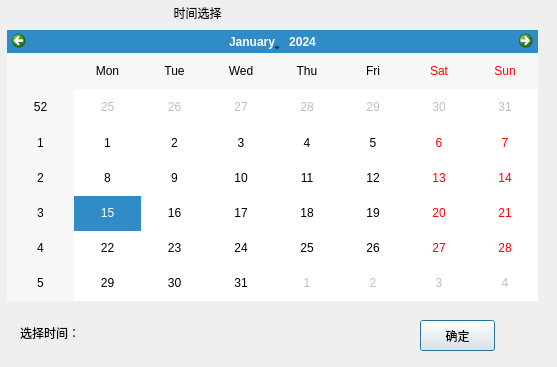
This is BusBar-Qt/logs/logcom/logcalendardlg.ui in luozhiyong131/BusBar as Qt 5 draws it before an edit. The edited form follows.
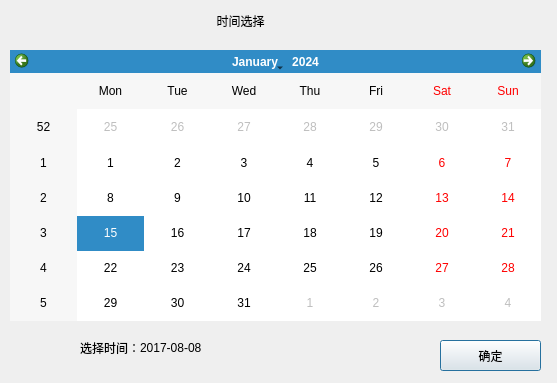
This is the edited form.

```diff
--- a/BusBar-Qt/logs/logcom/logcalendardlg.ui
+++ b/BusBar-Qt/logs/logcom/logcalendardlg.ui
@@ -7,7 +7,7 @@
     <x>0</x>
     <y>0</y>
     <width>557</width>
-    <height>367</height>
+    <height>383</height>
    </rect>
   </property>
   <property name="windowTitle">
@@ -19,10 +19,10 @@
   <widget class="QLabel" name="label">
    <property name="geometry">
     <rect>
-     <x>117</x>
+     <x>160</x>
      <y>0</y>
      <width>161</width>
-     <height>25</height>
+     <height>41</height>
     </rect>
    </property>
    <property name="text">
@@ -35,8 +35,8 @@
   <widget class="QCalendarWidget" name="calendarWidget">
    <property name="geometry">
     <rect>
-     <x>7</x>
-     <y>30</y>
+     <x>10</x>
+     <y>50</y>
      <width>531</width>
      <height>271</height>
     </rect>
@@ -54,9 +54,9 @@
   <widget class="QPushButton" name="pushButton">
    <property name="geometry">
     <rect>
-     <x>420</x>
-     <y>320</y>
-     <width>75</width>
+     <x>440</x>
+     <y>340</y>
+     <width>101</width>
      <height>31</height>
     </rect>
    </property>
@@ -67,15 +67,31 @@
   <widget class="QLabel" name="timeLab">
    <property name="geometry">
     <rect>
+     <x>140</x>
+     <y>330</y>
+     <width>241</width>
+     <height>35</height>
+    </rect>
+   </property>
+   <property name="text">
+    <string>2017-08-08</string>
+   </property>
+  </widget>
+  <widget class="QLabel" name="label_2">
+   <property name="geometry">
+    <rect>
      <x>20</x>
-     <y>320</y>
-     <width>321</width>
-     <height>25</height>
+     <y>330</y>
+     <width>120</width>
+     <height>35</height>
     </rect>
    </property>
    <property name="text">
     <string>选择时间：</string>
    </property>
+   <property name="alignment">
+    <set>Qt::AlignRight|Qt::AlignTrailing|Qt::AlignVCenter</set>
+   </property>
   </widget>
  </widget>
  <resources/>
```
